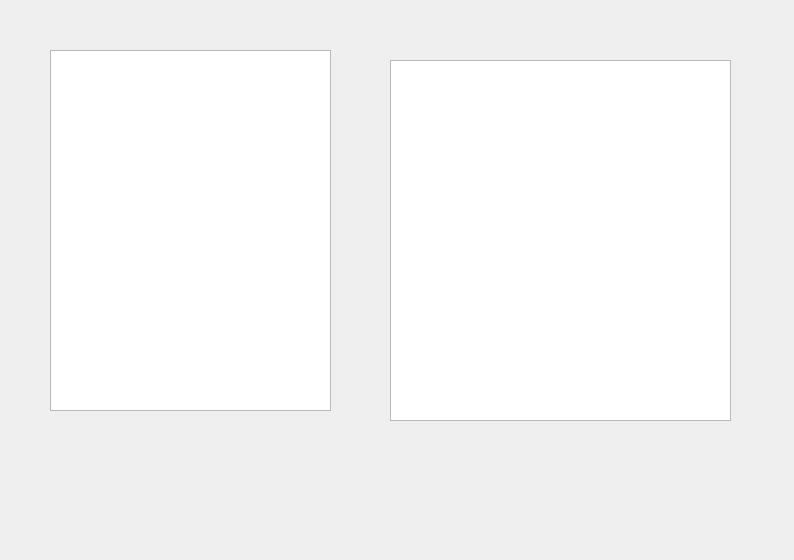
Before: the Qt Designer form Project/Jigsaw/rankbrowser.ui in wolf-bolin/Jigsaw, drawn with Qt 5.
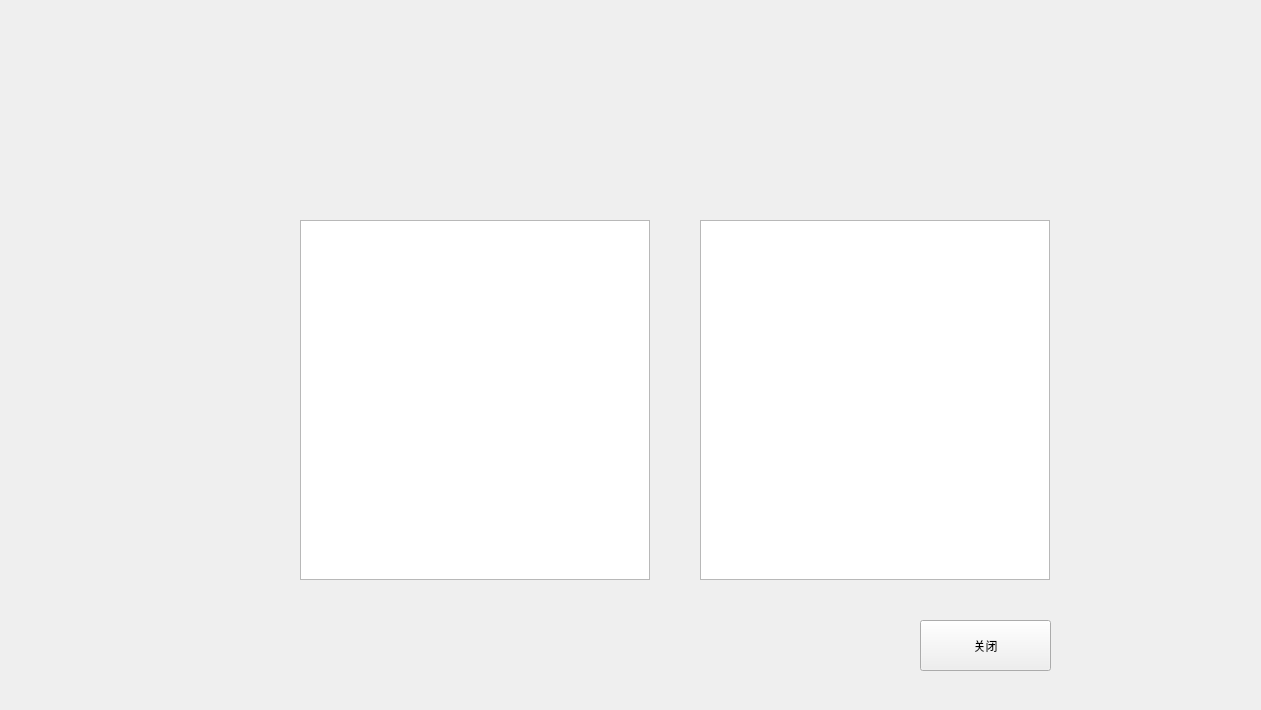
After: the same form once the commit is applied.

```diff
--- a/Project/Jigsaw/rankbrowser.ui
+++ b/Project/Jigsaw/rankbrowser.ui
@@ -6,8 +6,8 @@
    <rect>
     <x>0</x>
     <y>0</y>
-    <width>794</width>
-    <height>560</height>
+    <width>1261</width>
+    <height>710</height>
    </rect>
   </property>
   <property name="windowTitle">
@@ -16,23 +16,49 @@
   <widget class="QTableWidget" name="gameRecordTable">
    <property name="geometry">
     <rect>
-     <x>50</x>
-     <y>50</y>
-     <width>281</width>
-     <height>361</height>
+     <x>300</x>
+     <y>220</y>
+     <width>350</width>
+     <height>360</height>
     </rect>
    </property>
   </widget>
   <widget class="QTableWidget" name="globalRankTable">
    <property name="geometry">
     <rect>
-     <x>390</x>
-     <y>60</y>
-     <width>341</width>
-     <height>361</height>
+     <x>700</x>
+     <y>220</y>
+     <width>350</width>
+     <height>360</height>
     </rect>
    </property>
   </widget>
+  <widget class="QLabel" name="personalInfo">
+   <property name="geometry">
+    <rect>
+     <x>300</x>
+     <y>600</y>
+     <width>611</width>
+     <height>50</height>
+    </rect>
+   </property>
+   <property name="text">
+    <string/>
+   </property>
+  </widget>
+  <widget class="QPushButton" name="sureButton">
+   <property name="geometry">
+    <rect>
+     <x>920</x>
+     <y>620</y>
+     <width>131</width>
+     <height>51</height>
+    </rect>
+   </property>
+   <property name="text">
+    <string>关闭</string>
+   </property>
+  </widget>
  </widget>
  <resources/>
  <connections/>
```
